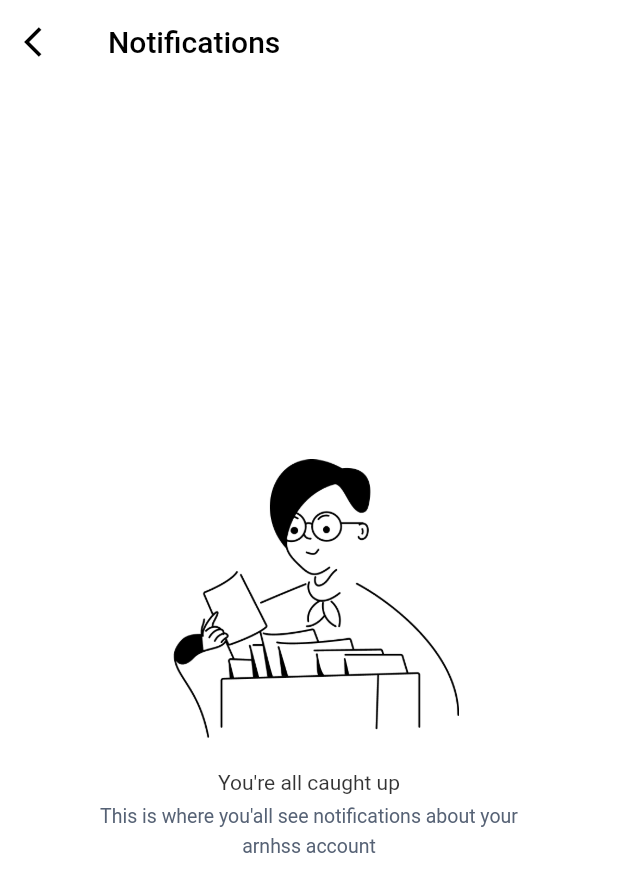
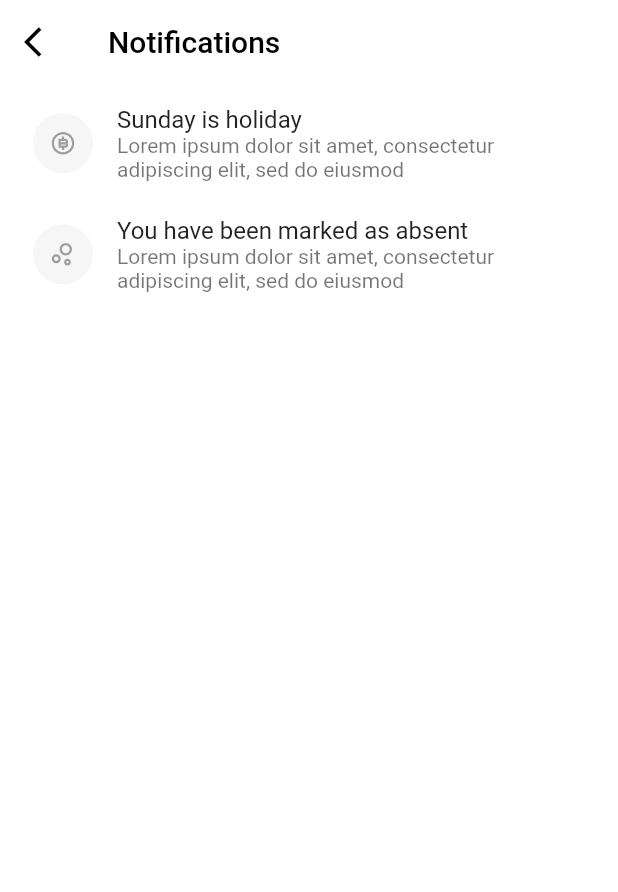
Before and after one commit to aninarafath6/arnhss, a Flutter app: the NotificationView screen opened by its route, on a phone screen of 412 x 824 dp. Shown: the top 892 px of the screen. Run offline on Flutter 3.47's test engine with Material 2 defaults, Android fonts, the phone set to English and light mode, and no system bars; our stand-ins replace cached_network_image, flutter_calendar_carousel, flutter_keyboard_visibility, flutter_otp_text_field, flutter_slidable, get and 6 more; accounts and stored records are empty; network calls fail.

Commit message:
notification stable

```diff
--- a/arnhss-app/lib/features/notifications/view/notification_view.dart
+++ b/arnhss-app/lib/features/notifications/view/notification_view.dart
@@ -17,14 +17,59 @@ class NotificationView extends StatelessWidget {
         context.watch<NotificationViewModel>().notificationCount;
     return Scaffold(
       appBar: notificationsAppBar(context),
-      body: Padding(
+      body: AnimatedSwitcher(
+        duration: const Duration(milliseconds: 800),
+        child: Padding(
           padding: const EdgeInsets.symmetric(
               horizontal: AppSizes.default_padding - 15, vertical: 10),
           child: _notificationCount == 0
-            ? Column(
+              ? const NotificationNotFound()
+              : const NotificationList(),
+        ),
+      ),
+    );
+  }
+}
+
+class NotificationList extends StatelessWidget {
+  const NotificationList({
+    Key? key,
+  }) : super(key: key);
+
+  @override
+  Widget build(BuildContext context) {
+    int _notificationCount =
+        context.watch<NotificationViewModel>().notificationCount;
+    return ListView.builder(
+      itemBuilder: (context, index) {
+        var _notification =
+            context.watch<NotificationViewModel>().notifications[index];
+        return NotificationTile(
+          notification: _notification,
+          onDismiss: (_) {
+            return context
+                .read<NotificationViewModel>()
+                .dismissNotification(_notification.id!);
+          },
+        );
+      },
+      itemCount: _notificationCount,
+    );
+  }
+}
+
+class NotificationNotFound extends StatelessWidget {
+  const NotificationNotFound({
+    Key? key,
+  }) : super(key: key);
+
+  @override
+  Widget build(BuildContext context) {
+    return Column(
       mainAxisAlignment: MainAxisAlignment.center,
       crossAxisAlignment: CrossAxisAlignment.center,
       children: [
+        const Spacer(),
         Center(
           child: Image.asset(
             Images.notificationNotFound,
@@ -47,25 +92,8 @@ class NotificationView extends StatelessWidget {
               .copyWith(fontSize: 13),
           textAlign: TextAlign.center,
         ),
+        const Spacer(flex: 2),
       ],
-              )
-            : ListView.builder(
-                itemBuilder: (context, index) {
-                  var _notification = context
-                      .watch<NotificationViewModel>()
-                      .notifications[index];
-                  return NotificationTile(
-                    notification: _notification,
-                    onDismiss: (_) {
-                      return context
-                          .read<NotificationViewModel>()
-                          .dismissNotification(_notification.id!);
-                    },
-                  );
-                },
-                itemCount: _notificationCount,
-              ),
-      ),
     );
   }
 }
--- a/arnhss-app/lib/features/notifications/view_model/notification_view_model.dart
+++ b/arnhss-app/lib/features/notifications/view_model/notification_view_model.dart
@@ -5,20 +5,20 @@ import 'package:remixicon/remixicon.dart';
 class NotificationViewModel with ChangeNotifier {
   // ! dummy pre defined notifications
   final List<NotificationModel> _notifications = [
-    // NotificationModel(
-    //   id: "1",
-    //   title: "Sunday is holiday",
-    //   subTitle:
-    //       "Lorem ipsum dolor sit amet, consectetur adipiscing elit, sed do eiusmod",
-    //   icon: Remix.bit_coin_line,
-    // ),
-    // NotificationModel(
-    //   id: "2",
-    //   title: "You have been marked as absent",
-    //   subTitle:
-    //       "Lorem ipsum dolor sit amet, consectetur adipiscing elit, sed do eiusmod",
-    //   icon: Remix.bubble_chart_line,
-    // ),
+    NotificationModel(
+      id: "1",
+      title: "Sunday is holiday",
+      subTitle:
+          "Lorem ipsum dolor sit amet, consectetur adipiscing elit, sed do eiusmod",
+      icon: Remix.bit_coin_line,
+    ),
+    NotificationModel(
+      id: "2",
+      title: "You have been marked as absent",
+      subTitle:
+          "Lorem ipsum dolor sit amet, consectetur adipiscing elit, sed do eiusmod",
+      icon: Remix.bubble_chart_line,
+    ),
   ];
 
   // * getters
```
Lines whose indentation alone changed are shown as unchanged.
